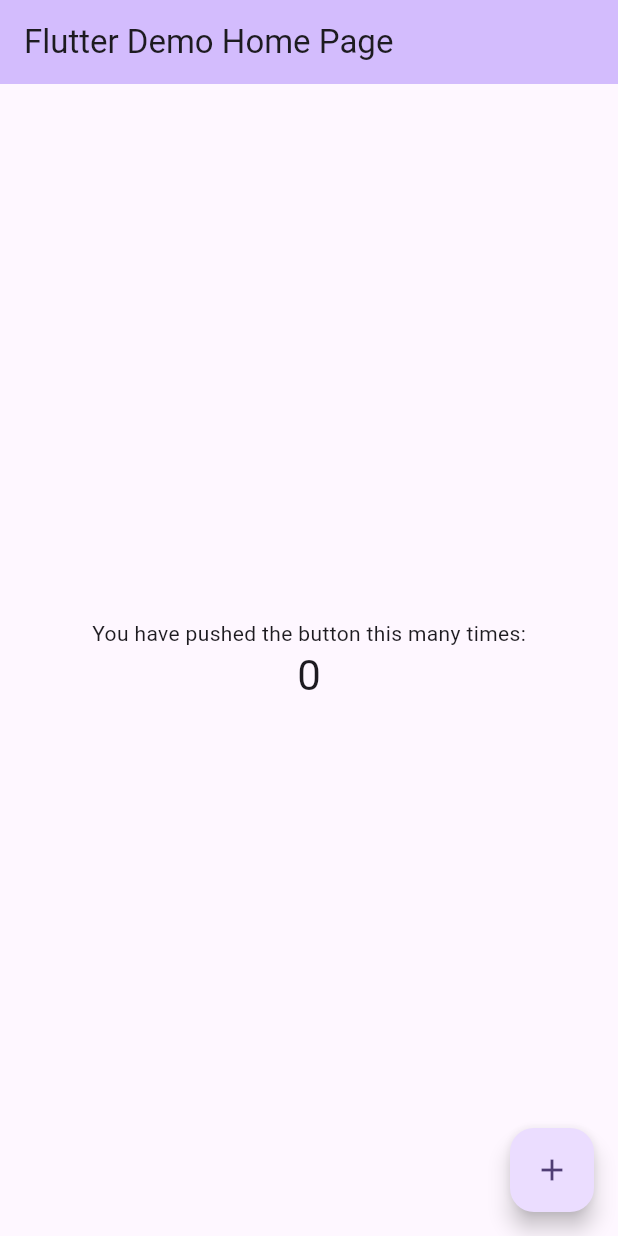
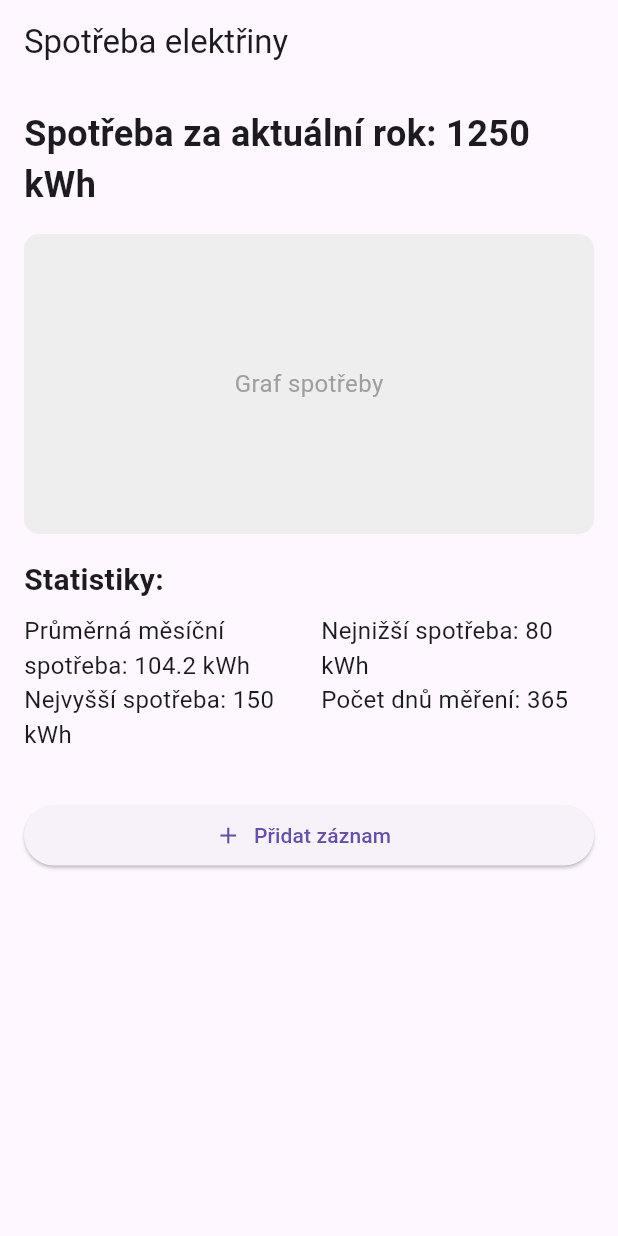
Before and after one commit to JakubStepanek/pma-js-electricity-consumption, a Flutter app: the screen it shows after launch, on a phone screen of 412 x 824 dp. Run offline on Flutter 3.47's test engine with Material 3 defaults, Android fonts, the light colour scheme and no system bars.

Commit message:
Add project structure, model and first UI design

```diff
--- /dev/null
+++ b/electricity_consumption_tracker/lib/controllers/home_controller.dart
@@ -0,0 +1,24 @@
+class HomeController {
+  // Získání aktuální spotřeby za rok
+  int getCurrentYearConsumption() {
+    // Simulovaná data pro aktuální spotřebu
+    return 1250; // Prozatím pevně daná hodnota
+  }
+
+  // Statistiky
+  Map<String, dynamic> getStatistics() {
+    // Simulovaná data statistik
+    return {
+      'averageMonthly': 104.2,
+      'highest': 150,
+      'lowest': 80,
+      'daysCount': 365,
+    };
+  }
+
+  // Přidání nového záznamu spotřeby
+  void addConsumptionRecord() {
+    // Logika pro přidání záznamu
+    print('Nový záznam byl přidán!');
+  }
+}
--- a/electricity_consumption_tracker/lib/main.dart
+++ b/electricity_consumption_tracker/lib/main.dart
@@ -1,125 +1,18 @@
 import 'package:flutter/material.dart';
+import 'views/home_view.dart'; // Import HomeView
 
 void main() {
-  runApp(const MyApp());
+  runApp(ElectricityConsumptionApp());
 }
 
-class MyApp extends StatelessWidget {
-  const MyApp({super.key});
-
-  // This widget is the root of your application.
+class ElectricityConsumptionApp extends StatelessWidget {
   @override
   Widget build(BuildContext context) {
     return MaterialApp(
-      title: 'Flutter Demo',
-      theme: ThemeData(
-        // This is the theme of your application.
-        //
-        // TRY THIS: Try running your application with "flutter run". You'll see
-        // the application has a purple toolbar. Then, without quitting the app,
-        // try changing the seedColor in the colorScheme below to Colors.green
-        // and then invoke "hot reload" (save your changes or press the "hot
-        // reload" button in a Flutter-supported IDE, or press "r" if you used
-        // the command line to start the app).
-        //
-        // Notice that the counter didn't reset back to zero; the application
-        // state is not lost during the reload. To reset the state, use hot
-        // restart instead.
-        //
-        // This works for code too, not just values: Most code changes can be
-        // tested with just a hot reload.
-        colorScheme: ColorScheme.fromSeed(seedColor: Colors.deepPurple),
-        useMaterial3: true,
-      ),
-      home: const MyHomePage(title: 'Flutter Demo Home Page'),
+      debugShowCheckedModeBanner: false,
+      title: 'Electricity Consumption',
+      theme: ThemeData(primarySwatch: Colors.blue),
+      home: HomeView(), // Nastavení výchozí obrazovky
     );
   }
 }
-
-class MyHomePage extends StatefulWidget {
-  const MyHomePage({super.key, required this.title});
-
-  // This widget is the home page of your application. It is stateful, meaning
-  // that it has a State object (defined below) that contains fields that affect
-  // how it looks.
-
-  // This class is the configuration for the state. It holds the values (in this
-  // case the title) provided by the parent (in this case the App widget) and
-  // used by the build method of the State. Fields in a Widget subclass are
-  // always marked "final".
-
-  final String title;
-
-  @override
-  State<MyHomePage> createState() => _MyHomePageState();
-}
-
-class _MyHomePageState extends State<MyHomePage> {
-  int _counter = 0;
-
-  void _incrementCounter() {
-    setState(() {
-      // This call to setState tells the Flutter framework that something has
-      // changed in this State, which causes it to rerun the build method below
-      // so that the display can reflect the updated values. If we changed
-      // _counter without calling setState(), then the build method would not be
-      // called again, and so nothing would appear to happen.
-      _counter++;
-    });
-  }
-
-  @override
-  Widget build(BuildContext context) {
-    // This method is rerun every time setState is called, for instance as done
-    // by the _incrementCounter method above.
-    //
-    // The Flutter framework has been optimized to make rerunning build methods
-    // fast, so that you can just rebuild anything that needs updating rather
-    // than having to individually change instances of widgets.
-    return Scaffold(
-      appBar: AppBar(
-        // TRY THIS: Try changing the color here to a specific color (to
-        // Colors.amber, perhaps?) and trigger a hot reload to see the AppBar
-        // change color while the other colors stay the same.
-        backgroundColor: Theme.of(context).colorScheme.inversePrimary,
-        // Here we take the value from the MyHomePage object that was created by
-        // the App.build method, and use it to set our appbar title.
-        title: Text(widget.title),
-      ),
-      body: Center(
-        // Center is a layout widget. It takes a single child and positions it
-        // in the middle of the parent.
-        child: Column(
-          // Column is also a layout widget. It takes a list of children and
-          // arranges them vertically. By default, it sizes itself to fit its
-          // children horizontally, and tries to be as tall as its parent.
-          //
-          // Column has various properties to control how it sizes itself and
-          // how it positions its children. Here we use mainAxisAlignment to
-          // center the children vertically; the main axis here is the vertical
-          // axis because Columns are vertical (the cross axis would be
-          // horizontal).
-          //
-          // TRY THIS: Invoke "debug painting" (choose the "Toggle Debug Paint"
-          // action in the IDE, or press "p" in the console), to see the
-          // wireframe for each widget.
-          mainAxisAlignment: MainAxisAlignment.center,
-          children: <Widget>[
-            const Text(
-              'You have pushed the button this many times:',
-            ),
-            Text(
-              '$_counter',
-              style: Theme.of(context).textTheme.headlineMedium,
-            ),
-          ],
-        ),
-      ),
-      floatingActionButton: FloatingActionButton(
-        onPressed: _incrementCounter,
-        tooltip: 'Increment',
-        child: const Icon(Icons.add),
-      ), // This trailing comma makes auto-formatting nicer for build methods.
-    );
-  }
-}
--- /dev/null
+++ b/electricity_consumption_tracker/lib/models/electricity_model.dart
@@ -0,0 +1,13 @@
+class ElectricityConsumption {
+  final DateTime date;
+  final double consumptionTarifLow;
+  final double consumptionTarifHigh;
+  final double? consumptionTarifOut;
+
+  ElectricityConsumption({
+    required this.date,
+    required this.consumptionTarifLow,
+    required this.consumptionTarifHigh,
+    this.consumptionTarifOut,
+  });
+}
--- /dev/null
+++ b/electricity_consumption_tracker/lib/views/home_view.dart
@@ -0,0 +1,93 @@
+import 'package:flutter/material.dart';
+import '../controllers/home_controller.dart'; // Import controlleru
+
+class HomeView extends StatelessWidget {
+  final HomeController _controller = HomeController(); // Vytvoření instance controlleru
+
+  @override
+  Widget build(BuildContext context) {
+    final stats = _controller.getStatistics(); // Získání statistik z controlleru
+
+    return Scaffold(
+      appBar: AppBar(title: Text('Spotřeba elektřiny')),
+      body: Padding(
+        padding: const EdgeInsets.all(16.0),
+        child: Column(
+          crossAxisAlignment: CrossAxisAlignment.start,
+          children: [
+            // Spotřeba za aktuální rok
+            Text(
+              'Spotřeba za aktuální rok: ${_controller.getCurrentYearConsumption()} kWh',
+              style: TextStyle(fontSize: 24, fontWeight: FontWeight.bold),
+            ),
+            SizedBox(height: 16),
+
+            // Placeholder pro graf
+            Container(
+              height: 200,
+              decoration: BoxDecoration(
+                color: Colors.grey[200],
+                borderRadius: BorderRadius.circular(10),
+              ),
+              child: Center(
+                child: Text(
+                  'Graf spotřeby',
+                  style: TextStyle(color: Colors.grey, fontSize: 16),
+                ),
+              ),
+            ),
+            SizedBox(height: 16),
+
+            // Statistiky
+            Text(
+              'Statistiky:',
+              style: TextStyle(fontSize: 20, fontWeight: FontWeight.bold),
+            ),
+            SizedBox(height: 8),
+            Row(
+              crossAxisAlignment: CrossAxisAlignment.start,
+              children: [
+                Expanded(
+                  child: Column(
+                    crossAxisAlignment: CrossAxisAlignment.start,
+                    children: [
+                      Text('Průměrná měsíční spotřeba: ${stats['averageMonthly']} kWh',
+                          style: TextStyle(fontSize: 16)),
+                      Text('Nejvyšší spotřeba: ${stats['highest']} kWh',
+                          style: TextStyle(fontSize: 16)),
+                    ],
+                  ),
+                ),
+                SizedBox(width: 16),
+                Expanded(
+                  child: Column(
+                    crossAxisAlignment: CrossAxisAlignment.start,
+                    children: [
+                      Text('Nejnižší spotřeba: ${stats['lowest']} kWh',
+                          style: TextStyle(fontSize: 16)),
+                      Text('Počet dnů měření: ${stats['daysCount']}',
+                          style: TextStyle(fontSize: 16)),
+                    ],
+                  ),
+                ),
+              ],
+            ),
+            SizedBox(height: 32),
+
+            // Tlačítko pro přidání záznamu
+            SizedBox(
+              width: double.infinity,
+              child: ElevatedButton.icon(
+                onPressed: () {
+                  _controller.addConsumptionRecord(); // Volání controlleru při stisku tlačítka
+                },
+                icon: Icon(Icons.add),
+                label: Text('Přidat záznam'),
+              ),
+            ),
+          ],
+        ),
+      ),
+    );
+  }
+}
```
Also changed, not shown: 1 other file.
